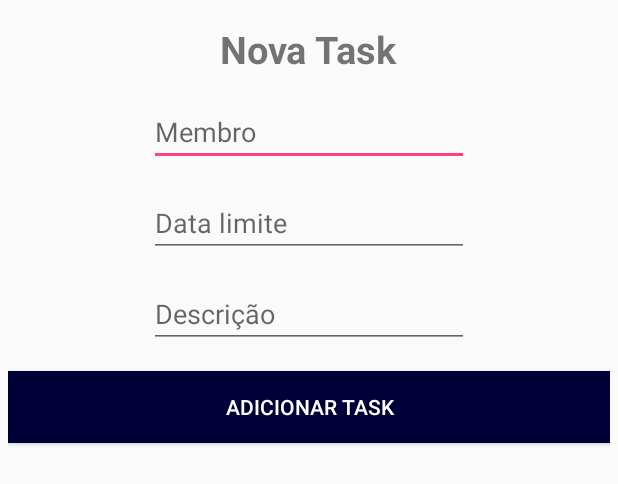
After one commit to Luterium/RepManager, an Android app: the layout dialog_new_task.xml on its own in the app's theme, with its tools: preview values and no code run, on a phone screen of 412 x 824 dp. The commit adds this screen. Shown: the top 484 px of the screen. Run offline under Robolectric (Android 15) with nearby library versions, the phone set to English and light mode, and no system bars.

Commit message:
task list, dialog box

```diff
--- a/app/src/main/java/com/example/guerra/repmanager_aaa/MainActivity.java
+++ b/app/src/main/java/com/example/guerra/repmanager_aaa/MainActivity.java
@@ -65,8 +65,7 @@ public class MainActivity extends AppCompatActivity {
     }
 
 
-    public void openTasks(View view)
-    {
+    public void openTasks(View view){
         Intent intent = new Intent(MainActivity.this, Tasks.class);
         startActivity(intent);
     }
--- /dev/null
+++ b/app/src/main/res/layout/dialog_new_task.xml
@@ -0,0 +1,62 @@
+<?xml version="1.0" encoding="utf-8"?>
+<LinearLayout
+    xmlns:android="http://schemas.android.com/apk/res/android"
+    android:layout_width="match_parent"
+    android:layout_height="match_parent"
+    android:orientation="vertical"
+    android:padding="5dp">
+
+    <TextView
+        android:id="@+id/newTaskTitle"
+        android:layout_width="wrap_content"
+        android:layout_height="wrap_content"
+        android:layout_gravity="center"
+        android:text="@string/nova_task"
+        android:layout_marginTop="10dp"
+        android:textSize="25sp"
+        android:textStyle="bold"/>
+
+
+    <EditText
+        android:layout_marginTop="15dp"
+        android:id="@+id/editTextMember"
+        android:layout_width="wrap_content"
+        android:layout_height="wrap_content"
+        android:layout_gravity="center"
+        android:ems="10"
+        android:hint="@string/membro"
+        android:inputType="text" />
+
+
+    <EditText
+        android:layout_marginTop="15dp"
+        android:id="@+id/editDateLimit"
+        android:layout_width="wrap_content"
+        android:layout_height="wrap_content"
+        android:layout_gravity="center"
+        android:ems="10"
+        android:hint="@string/data_task"
+        android:inputType="date" />
+
+
+    <EditText
+        android:layout_marginTop="15dp"
+        android:id="@+id/editTaskDescription"
+        android:layout_width="wrap_content"
+        android:layout_height="wrap_content"
+        android:layout_gravity="center"
+        android:ems="10"
+        android:hint="@string/task_title"
+        android:inputType="text" />
+
+    <Button
+        android:layout_marginTop="15dp"
+        android:id="@+id/addTask"
+        android:layout_width="match_parent"
+        android:layout_height="wrap_content"
+        android:background="@color/ic_launcher_background"
+        android:text="@string/add_task"
+        android:textColor="@android:color/white" />
+
+
+</LinearLayout>
--- a/app/src/main/res/values/colors.xml
+++ b/app/src/main/res/values/colors.xml
@@ -1,6 +1,6 @@
 <?xml version="1.0" encoding="utf-8"?>
 <resources>
     <color name="colorPrimary">#3F51B5</color>
-    <color name="colorPrimaryDark">#303F9F</color>
+    <color name="colorPrimaryDark">#303f9f</color>
     <color name="colorAccent">#FF4081</color>
 </resources>
--- a/app/src/main/res/values/dimens.xml
+++ b/app/src/main/res/values/dimens.xml
@@ -2,4 +2,5 @@
     <!-- Default screen margins, per the Android Design guidelines. -->
     <dimen name="activity_horizontal_margin">16dp</dimen>
     <dimen name="activity_vertical_margin">16dp</dimen>
+    <dimen name="fab_margin">16dp</dimen>
 </resources>
--- a/app/src/main/res/values/strings.xml
+++ b/app/src/main/res/values/strings.xml
@@ -5,4 +5,10 @@
     <string name="title_notifications">Notifications</string>
     <string name="open">Open</string>
     <string name="close">Close</string>
+    <string name="membro">Membro</string>
+    <string name="data_task">Data limite</string>
+    <string name="task_title">Descrição</string>
+    <string name="nova_task">Nova Task</string>
+    <string name="add_task">Adicionar Task</string>
+
 </resources>
```
Also changed, not shown: app/src/main/assets/taskList.json (+1 -77 lines), app/src/main/java/com/example/guerra/repmanager_aaa/Tasks.java (+46 -0 lines), app/src/main/res/layout/activity_tasks.xml (+21 -5 lines), app/src/main/res/drawable/add.png (added).
